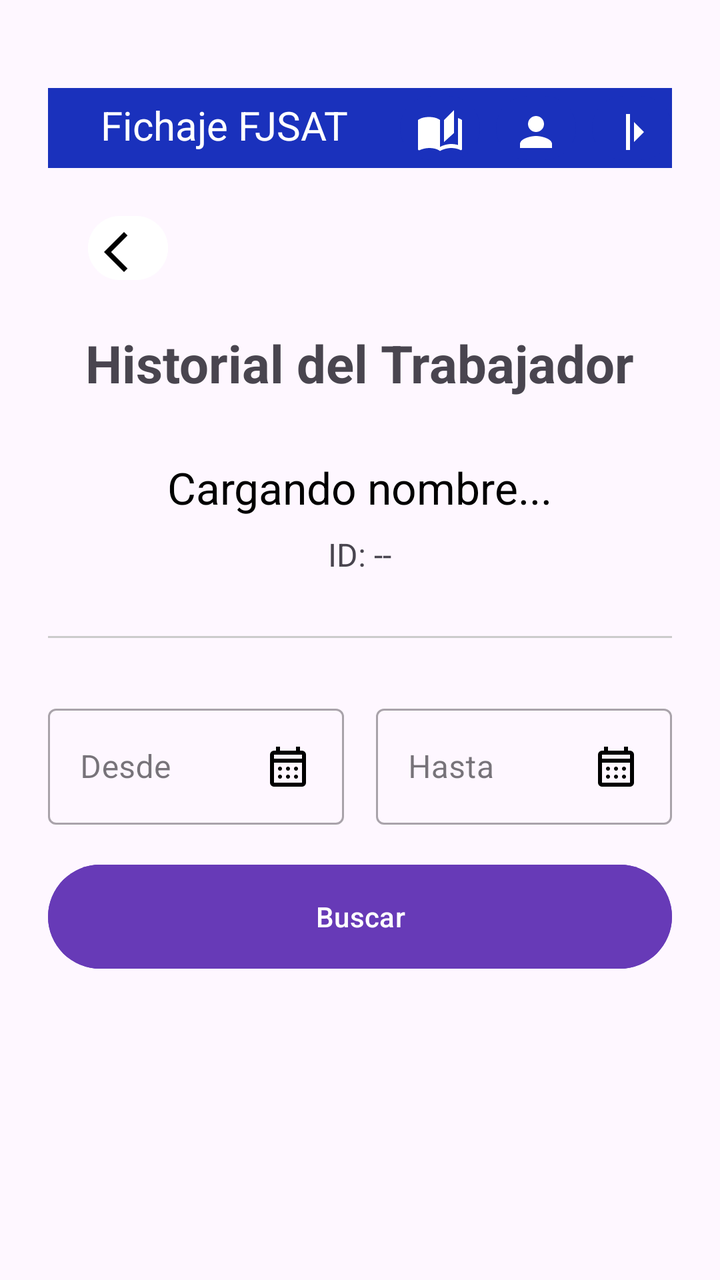
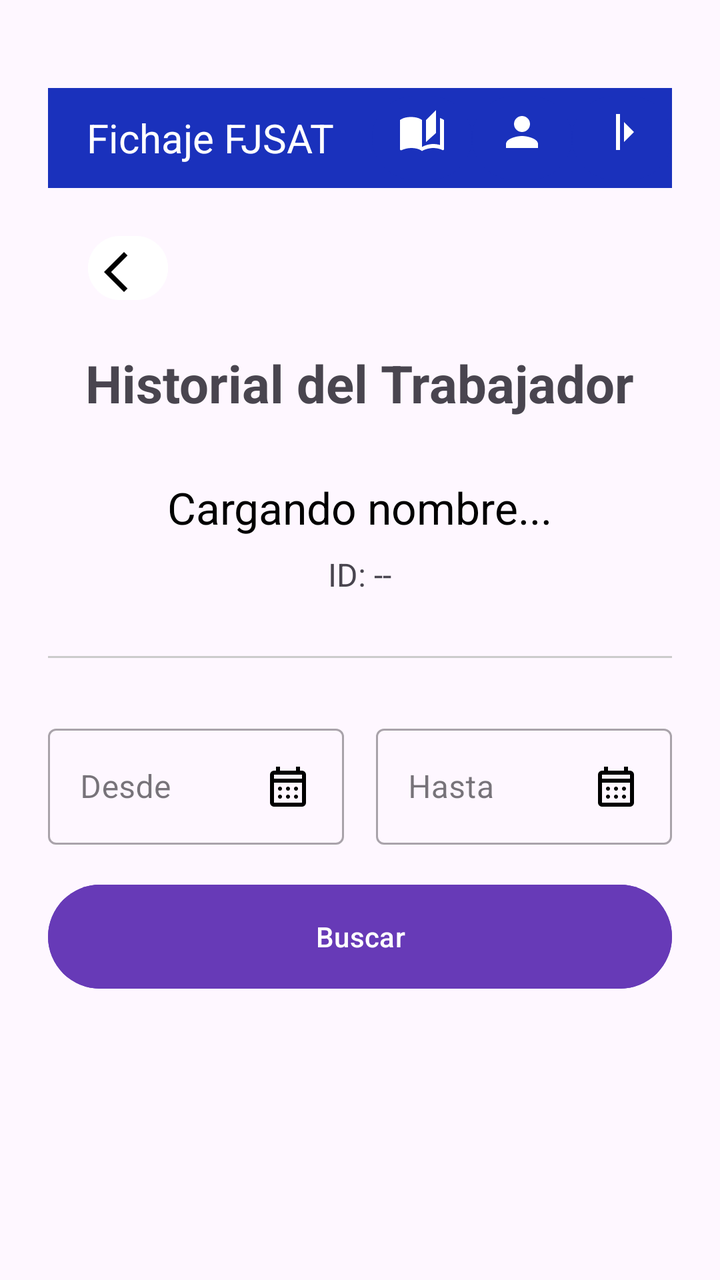

Screens rendered from an Android XML layout before and after an edit, with the pre-edit source and the edit as a unified diff.
<!-- AndroidManifest.xml: application theme Theme.SigninApp -->
<!-- res/layout/activity_history.xml -->
<?xml version="1.0" encoding="utf-8"?>
<LinearLayout xmlns:android="http://schemas.android.com/apk/res/android"
    android:layout_width="match_parent"
    android:layout_height="match_parent"
    android:orientation="vertical"
    android:padding="24dp"
    android:gravity="center_horizontal">

    <LinearLayout
        android:layout_width="match_parent"
        android:layout_height="wrap_content"
        android:layout_gravity="top"
        android:gravity="right"
        android:orientation="horizontal"
        android:background="#1A31BC"
        android:layout_marginTop="20dp">

        <TextView
            android:layout_width="wrap_content"
            android:layout_height="match_parent"
            android:layout_weight="1"
            android:text="Fichaje FJSAT"
            android:textColor="#FFFFFF"
            android:textSize="20sp"
            android:textAlignment="center"
            android:layout_marginTop="5dp"
            />

        <Button
            android:id="@+id/btnHistory"
            android:layout_width="40dp"
            android:layout_height="40dp"
            android:layout_marginEnd="8dp"
            android:backgroundTint="#1A31BC"
            android:drawableTop="@drawable/baseline_auto_stories_24"
            android:drawablePadding="8dp"
            android:drawableTint="@color/white"
            android:textSize="12dp" />

        <Button
            android:id="@+id/btnPerfil"
            android:layout_width="40dp"
            android:layout_height="40dp"
            android:layout_marginEnd="8dp"
            android:backgroundTint="#1A31BC"
            android:drawableTop="@drawable/user_icon"
            android:drawablePadding="8dp"
            android:drawableTint="@color/white"
            android:textSize="12dp" />

        <Button
            android:id="@+id/btnLogout"
            android:layout_width="40dp"
            android:layout_height="40dp"
            android:backgroundTint="#1A31BC"
            android:drawableTop="@drawable/logout"
            android:drawableTint="@color/white"
            android:drawablePadding="8sp"
            android:textSize="12sp" />
    </LinearLayout>
    <LinearLayout
        android:layout_width="match_parent"
        android:layout_height="wrap_content"
        android:layout_margin="20dp">
        <Button
            android:id="@+id/btnBack"
            android:layout_width="40dp"
            android:layout_height="40dp"
            android:layout_marginEnd="8dp"
            android:backgroundTint="#FFFFFF"
            android:drawableTop="@drawable/back"
            android:drawablePadding="8dp"
            android:drawableTint="@color/black"
            android:textSize="12dp" />

    </LinearLayout>

    <TextView
        android:text="Historial del Trabajador"
        android:textSize="26sp"
        android:textStyle="bold"
        android:layout_marginBottom="30dp"
        android:layout_width="wrap_content"
        android:layout_height="wrap_content"/>

    <TextView
        android:id="@+id/tvNameProfile"
        android:text="Cargando nombre..."
        android:textSize="22sp"
        android:textColor="#000000"
        android:layout_marginBottom="8dp"
        android:layout_width="wrap_content"
        android:layout_height="wrap_content"/>

    <TextView
        android:id="@+id/tvIdProfile"
        android:text="ID: --"
        android:textSize="16sp"
        android:layout_marginBottom="30dp"
        android:layout_width="wrap_content"
        android:layout_height="wrap_content"/>

    <View
        android:layout_width="match_parent"
        android:layout_height="1dp"
        android:background="#CCCCCC"
        android:layout_marginBottom="30dp"/>

    <LinearLayout
        android:layout_width="match_parent"
        android:layout_height="wrap_content"
        android:orientation="horizontal"
        android:baselineAligned="false"
        android:layout_marginBottom="16dp">

        <com.google.android.material.textfield.TextInputLayout
            android:layout_width="0dp"
            android:layout_height="wrap_content"
            android:layout_weight="1"
            android:hint="Desde"
            android:layout_marginEnd="8dp"
            style="@style/Widget.MaterialComponents.TextInputLayout.OutlinedBox">

            <com.google.android.material.textfield.TextInputEditText
                android:id="@+id/etDateFrom"
                android:layout_width="match_parent"
                android:layout_height="wrap_content"
                android:focusable="false"
                android:clickable="true"
                android:inputType="none"
                android:drawableEnd="@drawable/ic_calendar_today" />
        </com.google.android.material.textfield.TextInputLayout>

        <com.google.android.material.textfield.TextInputLayout
            android:layout_width="0dp"
            android:layout_height="wrap_content"
            android:layout_weight="1"
            android:hint="Hasta"
            android:layout_marginStart="8dp"
            style="@style/Widget.MaterialComponents.TextInputLayout.OutlinedBox">

            <com.google.android.material.textfield.TextInputEditText
                android:id="@+id/etDateTo"
                android:layout_width="match_parent"
                android:layout_height="wrap_content"
                android:focusable="false"
                android:clickable="true"
                android:inputType="none"
                android:drawableEnd="@drawable/ic_calendar_today" />
        </com.google.android.material.textfield.TextInputLayout>

    </LinearLayout>

    <Button
        android:id="@+id/btnBuscarHistory"
        android:layout_width="match_parent"
        android:layout_height="60dp"
        android:text="Buscar"
        android:backgroundTint="#673AB7"/>

    <androidx.recyclerview.widget.RecyclerView
        android:id="@+id/rvHistory"
        android:layout_width="match_parent"
        android:layout_height="0dp"
        android:layout_weight="1"
        android:scrollbars="vertical" />

</LinearLayout>
<!-- resources referenced by this layout -->
<resources>
  <color name="black">#FF000000</color>
  <color name="white">#FFFFFFFF</color>
  <!-- drawable back (drawable) -->
  <vector xmlns:android="http://schemas.android.com/apk/res/android" android:autoMirrored="true" android:height="24dp" android:tint="#000000" android:viewportHeight="960" android:viewportWidth="960" android:width="24dp">
        
      <path android:fillColor="@android:color/white" android:pathData="M400,880L0,480L400,80L471,151L142,480L471,809L400,880Z"/>
      
  </vector>
  <!-- drawable baseline_auto_stories_24 (drawable) -->
  <vector xmlns:android="http://schemas.android.com/apk/res/android" android:height="24dp" android:tint="#000000" android:viewportHeight="24" android:viewportWidth="24" android:width="24dp">
        
      <path android:fillColor="@android:color/white" android:pathData="M19,1l-5,5v11l5,-4.5L19,1zM1,6v14.65c0,0.25 0.25,0.5 0.5,0.5 0.1,0 0.15,-0.05 0.25,-0.05C3.1,20.45 5.05,20 6.5,20c1.95,0 4.05,0.4 5.5,1.5L12,6c-1.45,-1.1 -3.55,-1.5 -5.5,-1.5S2.45,4.9 1,6zM23,19.5L23,6c-0.6,-0.45 -1.25,-0.75 -2,-1v13.5c-1.1,-0.35 -2.3,-0.5 -3.5,-0.5 -1.7,0 -4.15,0.65 -5.5,1.5v2c1.35,-0.85 3.8,-1.5 5.5,-1.5 1.65,0 3.35,0.3 4.75,1.05 0.1,0.05 0.15,0.05 0.25,0.05 0.25,0 0.5,-0.25 0.5,-0.5v-1.1z"/>
      
  </vector>
  <!-- drawable logout (drawable) -->
  <vector xmlns:android="http://schemas.android.com/apk/res/android" android:autoMirrored="true" android:height="24dp" android:tint="#000000" android:viewportHeight="960" android:viewportWidth="960" android:width="24dp">
        
      <path android:fillColor="@android:color/white" android:pathData="M360,840L360,120L440,120L440,840L360,840ZM520,680L520,280L720,480L520,680Z"/>
      
  </vector>
  <!-- drawable user_icon (drawable) -->
  <vector xmlns:android="http://schemas.android.com/apk/res/android" android:height="24dp" android:tint="#000000" android:viewportHeight="24" android:viewportWidth="24" android:width="24dp">
        
      <path android:fillColor="@android:color/white" android:pathData="M12,12c2.21,0 4,-1.79 4,-4s-1.79,-4 -4,-4 -4,1.79 -4,4 1.79,4 4,4zM12,14c-2.67,0 -8,1.34 -8,4v2h16v-2c0,-2.66 -5.33,-4 -8,-4z"/>
      
  </vector>
  <style name="Theme.SigninApp" parent="Base.Theme.SigninApp" />
  <style name="Base.Theme.SigninApp" parent="Theme.Material3.DayNight.NoActionBar">
          
          
      </style>
  <!-- unchanged entries left out for length: 1 -->
</resources>

<!-- the commit's change to res/layout/activity_history.xml (unified diff, before → after) -->
@@ -14,50 +14,54 @@
         android:orientation="horizontal"
         android:background="#1A31BC"
         android:layout_marginTop="20dp">
-
         <TextView
             android:layout_width="wrap_content"
             android:layout_height="match_parent"
-            android:layout_weight="1"
+            android:layout_weight="2"
             android:text="Fichaje FJSAT"
             android:textColor="#FFFFFF"
             android:textSize="20sp"
             android:textAlignment="center"
-            android:layout_marginTop="5dp"
+            android:gravity="center"
             />
 
         <Button
             android:id="@+id/btnHistory"
-            android:layout_width="40dp"
-            android:layout_height="40dp"
-            android:layout_marginEnd="8dp"
+            android:layout_width="50dp"
+            android:layout_height="50dp"
             android:backgroundTint="#1A31BC"
             android:drawableTop="@drawable/baseline_auto_stories_24"
-            android:drawablePadding="8dp"
+            android:drawablePadding="10dp"
             android:drawableTint="@color/white"
-            android:textSize="12dp" />
+            android:textSize="12dp"
+            android:textAlignment="center"
+            android:gravity="center"/>
 
         <Button
             android:id="@+id/btnPerfil"
-            android:layout_width="40dp"
-            android:layout_height="40dp"
-            android:layout_marginEnd="8dp"
+            android:layout_width="50dp"
+            android:layout_height="50dp"
             android:backgroundTint="#1A31BC"
             android:drawableTop="@drawable/user_icon"
-            android:drawablePadding="8dp"
+            android:drawablePadding="10dp"
             android:drawableTint="@color/white"
-            android:textSize="12dp" />
+            android:textSize="12dp"
+            android:textAlignment="center"
+            android:gravity="center"/>
 
         <Button
             android:id="@+id/btnLogout"
-            android:layout_width="40dp"
-            android:layout_height="40dp"
+            android:layout_width="50dp"
+            android:layout_height="50dp"
             android:backgroundTint="#1A31BC"
             android:drawableTop="@drawable/logout"
             android:drawableTint="@color/white"
-            android:drawablePadding="8sp"
-            android:textSize="12sp" />
+            android:drawablePadding="10sp"
+            android:textSize="12sp"
+            android:textAlignment="center"
+            android:gravity="center"/>
     </LinearLayout>
+
     <LinearLayout
         android:layout_width="match_parent"
         android:layout_height="wrap_content"
